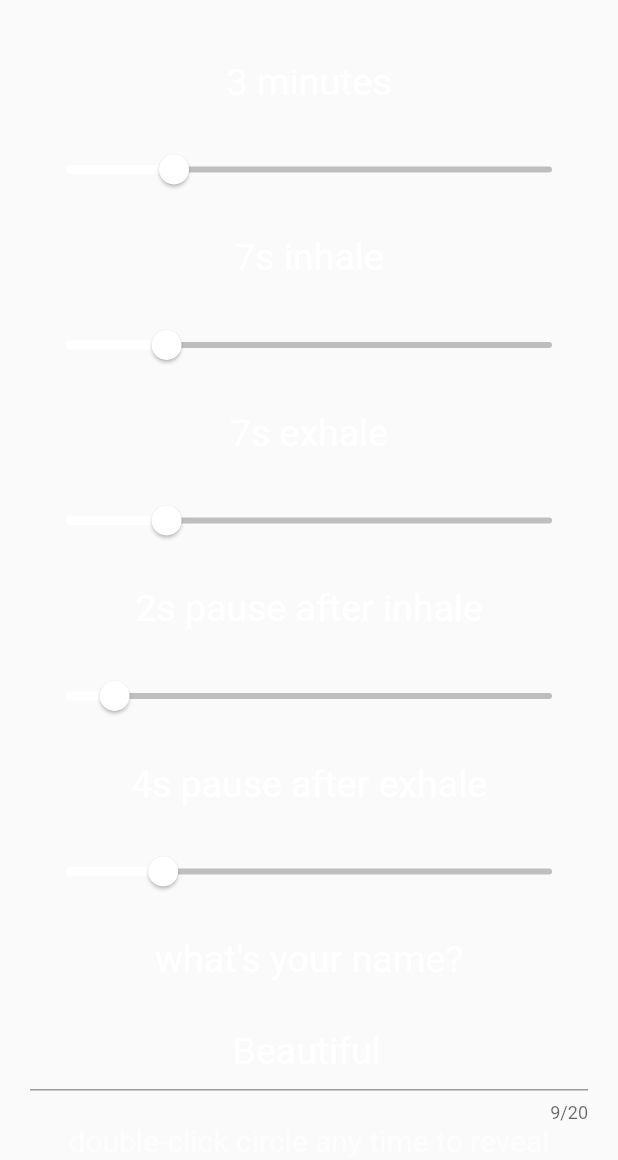
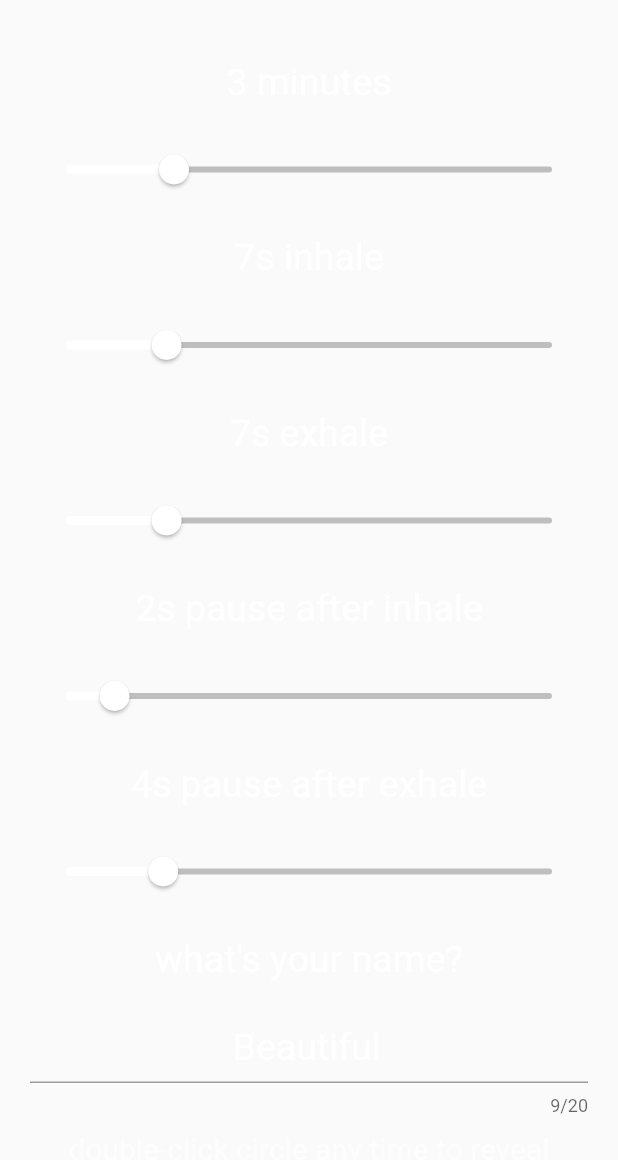
Before and after one commit to geekmiester/breathe, a Flutter app: the MenuState widget shown alone on an empty page, opened directly, on a phone screen of 412 x 824 dp. Shown: the top 1160 px of the screen. Run offline on Flutter 3.47's test engine with Material 2 defaults, Android fonts, the phone set to English and light mode, and no system bars; our stand-ins replace audioplayers, flushbar, shared_preferences; accounts and stored records are empty.

Commit message:
optical improvement

```diff
--- a/lib/settings.dart
+++ b/lib/settings.dart
@@ -149,10 +149,16 @@ class Menu extends State<MenuState> {
             },
             controller: TextEditingController(text: name),
             style: TextStyle(fontSize: 25, color: Colors.white),
+            decoration: const InputDecoration(
+              contentPadding: const EdgeInsets.symmetric(vertical: 0),
+            ),
           ),
-          Text(hint,
-              textAlign: TextAlign.center,
-              style: TextStyle(fontSize: 20, color: Colors.white54)),
+          Padding(
+            padding: EdgeInsets.all(10),
+            child: Text(hint,
+                textAlign: TextAlign.center,
+                style: TextStyle(fontSize: 20, color: Colors.white54)),
+          ),
         ],
       ),
     );
--- a/pubspec.yaml
+++ b/pubspec.yaml
@@ -7,7 +7,7 @@ description: A new Flutter project.
 # Both the version and the builder number may be overridden in flutter
 # build by specifying --build-name and --build-number, respectively.
 # Read more about versioning at semver.org.
-version: 1.1.5+40
+version: 1.2.0+41
 
 environment:
   sdk: ">=2.0.0 <3.0.0"
```
